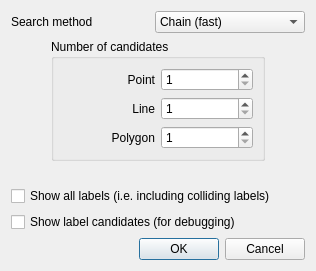
Before: the Qt Designer form src/ui/qgsengineconfigdialog.ui in kadas-albireo/kadas-albireo, drawn with Qt 5.
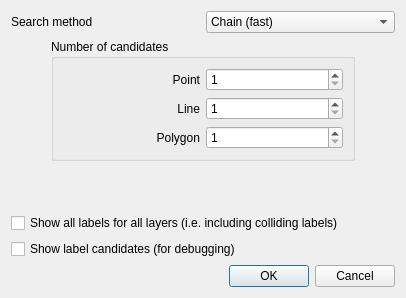
After: the same form once the commit is applied.

Commit message:
Add 'show all labels' setting to individual PAL layers
- Implements a version of #5874
- Show-all labels are not obstacles for other PAL layer labels during collisions
(i.e. they will overlap or underlie other labels depending upon render order)

```diff
--- a/src/ui/qgsengineconfigdialog.ui
+++ b/src/ui/qgsengineconfigdialog.ui
@@ -6,8 +6,8 @@
    <rect>
     <x>0</x>
     <y>0</y>
-    <width>316</width>
-    <height>271</height>
+    <width>406</width>
+    <height>298</height>
    </rect>
   </property>
   <property name="windowTitle">
@@ -175,7 +175,7 @@
    <item>
     <widget class="QCheckBox" name="chkShowAllLabels">
      <property name="text">
-      <string>Show all labels (i.e. including colliding labels)</string>
+      <string>Show all labels for all layers (i.e. including colliding labels)</string>
      </property>
     </widget>
    </item>
```
The commit also changes 9 other files.
